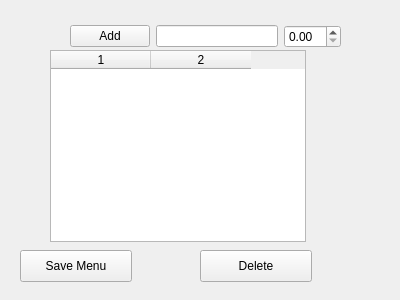
kchang8/cpsc462-bobapp-project, file SourceCode/UI/bobapp/editmenu.ui: the form before one commit.
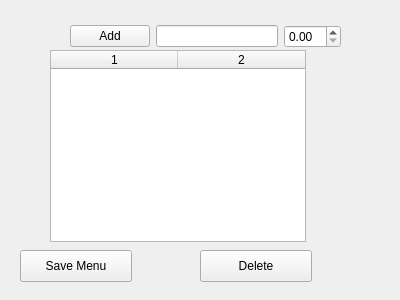
The form after the commit.

Diff of the .ui file:
```diff
--- a/SourceCode/UI/bobapp/editmenu.ui
+++ b/SourceCode/UI/bobapp/editmenu.ui
@@ -25,6 +25,9 @@
    <property name="columnCount">
     <number>2</number>
    </property>
+   <attribute name="horizontalHeaderDefaultSectionSize">
+    <number>127</number>
+   </attribute>
    <column/>
    <column/>
   </widget>
@@ -41,7 +44,7 @@
     <string>Delete</string>
    </property>
   </widget>
-  <widget class="QWidget" name="">
+  <widget class="QWidget" name="layoutWidget">
    <property name="geometry">
     <rect>
      <x>70</x>
```
